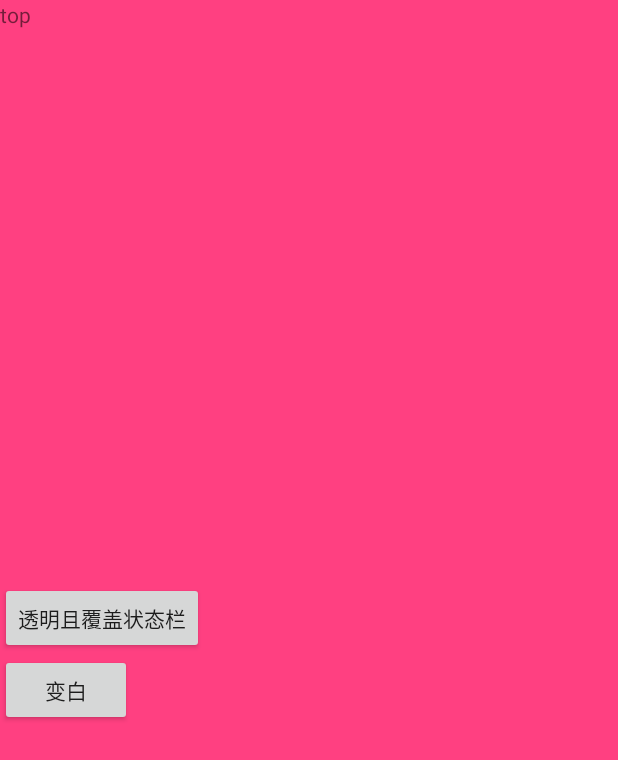
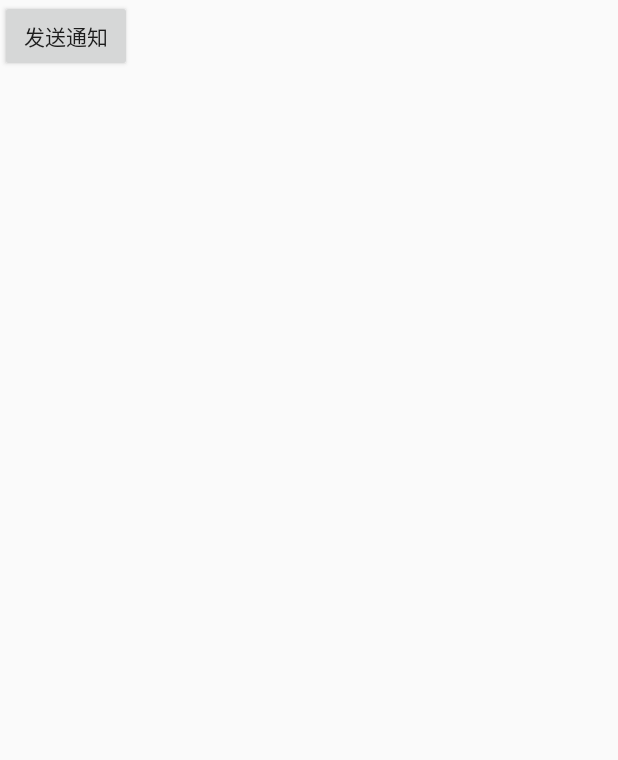
Before and after one commit to RainFool/MDEffectDemo, an Android app: the screen it shows after launch (ImmersionActivity before the commit, NotificationTestActivity after it), on a phone screen of 412 x 824 dp. Shown: the top 760 px of the screen. Run offline under Robolectric (Android 15) with nearby library versions, the phone set to English and light mode, and no system bars.

Commit message:
notification test

```diff
--- a/app/build.gradle
+++ b/app/build.gradle
@@ -1,14 +1,14 @@
 apply plugin: 'com.android.application'
 
 android {
-    compileSdkVersion 26
+    compileSdkVersion 25
     buildToolsVersion "26.0.2"
 
 
     defaultConfig {
         applicationId "com.example.app"
         minSdkVersion 21
-        targetSdkVersion 26
+        targetSdkVersion 25
         versionCode 1
         versionName "1.0"
 
@@ -26,7 +26,7 @@ android {
 }
 
 dependencies {
-    implementation 'com.android.support:appcompat-v7:26.1.0'
+    implementation 'com.android.support:appcompat-v7:25.+'
     implementation 'com.android.support.constraint:constraint-layout:1.0.2'
     compile fileTree(dir: 'libs', include: ['*.jar'])
 
--- a/app/src/main/java/com/example/app/immersion/ImmersionActivity.java
+++ b/app/src/main/java/com/example/app/immersion/ImmersionActivity.java
@@ -27,8 +27,8 @@ public class ImmersionActivity extends AppCompatActivity {
         super.onCreate(savedInstanceState);
         setContentView(R.layout.activity_immersion);
 
-        mBtnTransparent = findViewById(R.id.btn_transparent);
-        mBtnWhite = findViewById(R.id.btn_white);
+        mBtnTransparent = (Button) findViewById(R.id.btn_transparent);
+        mBtnWhite = (Button) findViewById(R.id.btn_white);
 
         mBtnTransparent.setOnClickListener(new View.OnClickListener() {
             @Override
--- a/app/src/main/res/drawable/background_test.xml
+++ b/app/src/main/res/drawable/background_test.xml
@@ -1,5 +1,5 @@
 <?xml version="1.0" encoding="utf-8"?>
 <shape xmlns:android="http://schemas.android.com/apk/res/android"
     android:shape="oval">
-    <solid android:color="@color/text_red" />
+    <solid android:color="@android:color/holo_red_light" />
 </shape>
--- /dev/null
+++ b/app/src/main/res/layout/activity_notification_test.xml
@@ -0,0 +1,14 @@
+<?xml version="1.0" encoding="utf-8"?>
+<RelativeLayout xmlns:android="http://schemas.android.com/apk/res/android"
+    xmlns:app="http://schemas.android.com/apk/res-auto"
+    xmlns:tools="http://schemas.android.com/tools"
+    android:layout_width="match_parent"
+    android:layout_height="match_parent"
+    tools:context="com.example.app.notifycation.NotificationTestActivity">
+
+    <Button
+        android:id="@+id/btn_send_notification"
+        android:layout_width="wrap_content"
+        android:layout_height="wrap_content"
+        android:text="发送通知"/>
+</RelativeLayout>
```
Also changed, not shown: app/src/main/AndroidManifest.xml (+7 -2 lines), app/src/main/java/com/example/app/notifycation/NotificationTestActivity.java (added, +64 -0 lines), app/src/main/java/com/example/app/spannable/SpnnableTestActivity.java (added, +45 -0 lines), app/src/main/java/com/example/app/systemui/SystemUiLaunchActivity.java (+0 -15 lines), app/src/main/java/com/example/app/systemui/SystemUiSecondActivity.java (+1 -6 lines), app/src/main/res/layout/activity_spnnable_test.xml (added, +20 -0 lines), app/src/main/res/drawable-xhdpi/knife.png (added).
